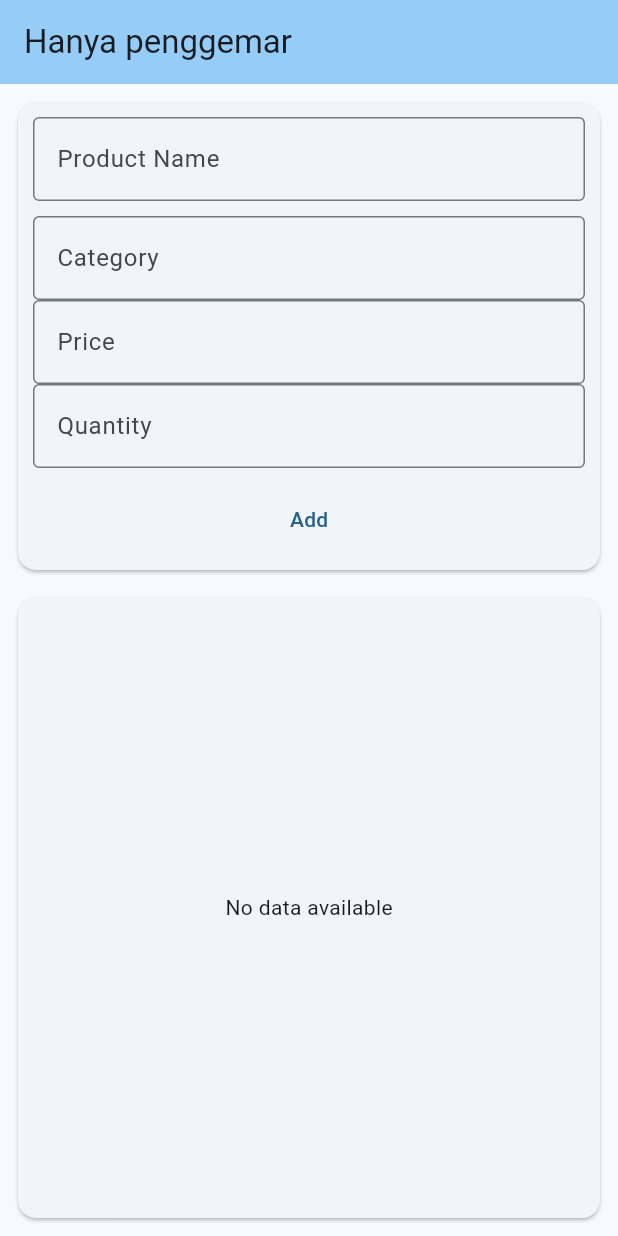
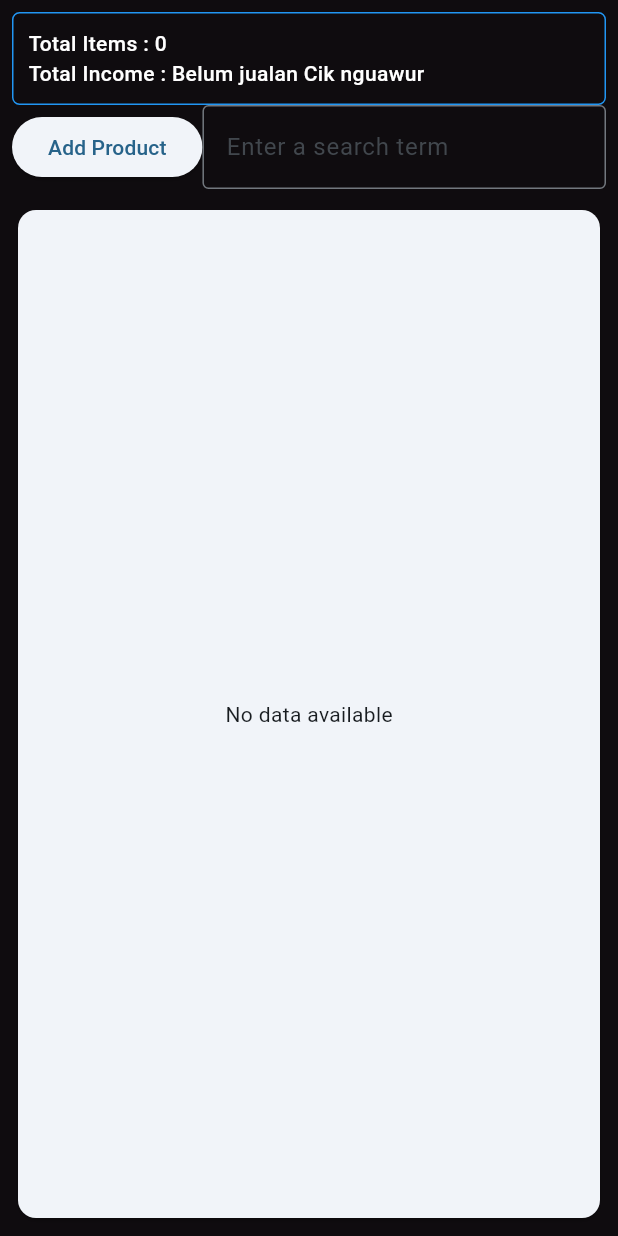
Before and after one commit to AkbarFahreza/cashier_app, a Flutter app: the screen it shows after launch, on a phone screen of 412 x 824 dp. Run offline on Flutter 3.47's test engine with Material 3 defaults, Android fonts, the phone set to English and light mode, and no system bars; our stand-ins replace hive, hive_flutter; accounts and stored records are empty.

Commit message:
Design : add input modal

```diff
--- a/lib/main.dart
+++ b/lib/main.dart
@@ -1,24 +1,24 @@
-import 'package:cashier/boxes.dart';
-import 'package:cashier/product.dart';
+// main.dart
+
 import 'package:flutter/material.dart';
+import 'package:flutter/services.dart';
+import 'package:flutter/widgets.dart';
 import 'package:hive_flutter/hive_flutter.dart';
+import 'input_modal.dart';
+import 'product.dart';
+import 'boxes.dart';
 
-// Declare the global variable using late
 late Box<Product> boxProducts;
 
 void main() async {
-  // Initialize Hive
   await Hive.initFlutter();
   Hive.registerAdapter(ProductAdapter());
-
-  // Open the box and assign it to the global variable
   boxProducts = await Hive.openBox<Product>('productsBox');
-
   runApp(const MyApp());
 }
 
 class MyApp extends StatelessWidget {
-  const MyApp({super.key});
+  const MyApp({Key? key}) : super(key: key);
 
   @override
   Widget build(BuildContext context) {
@@ -35,23 +35,29 @@ class MyApp extends StatelessWidget {
 }
 
 class MyHomePage extends StatefulWidget {
-  const MyHomePage({super.key, required this.title});
+  final String title;
 
-  final String title;
+  const MyHomePage({Key? key, required this.title}) : super(key: key);
 
   @override
   State<MyHomePage> createState() => _MyHomePageState();
 }
 
 class _MyHomePageState extends State<MyHomePage> {
+  late final Box<Product> boxProducts;
   final TextEditingController nameController = TextEditingController();
   final TextEditingController categoryController = TextEditingController();
   final TextEditingController priceController = TextEditingController();
   final TextEditingController quantityController = TextEditingController();
 
   @override
+  void initState() {
+    super.initState();
+    boxProducts = Hive.box<Product>('productsBox');
+  }
+
+  @override
   void dispose() {
-    // Dispose of the controllers when no longer needed
     nameController.dispose();
     categoryController.dispose();
     priceController.dispose();
@@ -59,72 +65,17 @@ class _MyHomePageState extends State<MyHomePage> {
     super.dispose();
   }
 
-  @override
-  Widget build(BuildContext context) {
-    return Scaffold(
-      appBar: AppBar(
-        backgroundColor: Theme.of(context).colorScheme.inversePrimary,
-        title: Text(widget.title),
-      ),
-      body: Center(
-        child: Padding(
-          padding: const EdgeInsets.all(8.0),
-          child: Column(
-            mainAxisAlignment: MainAxisAlignment.center,
-            crossAxisAlignment: CrossAxisAlignment.center,
-            children: <Widget>[
-              Card(
-                child: Padding(
-                  padding: const EdgeInsets.all(10.0),
-                  child: Column(
-                    children: [
-                      TextField(
-                        controller: nameController,
-                        keyboardType: TextInputType.text,
-                        decoration: const InputDecoration(
-                          border: OutlineInputBorder(),
-                          hintText: 'Product Name',
-                        ),
-                      ),
-                      const SizedBox(height: 10.0),
-                      TextField(
-                        controller: categoryController,
-                        keyboardType: TextInputType.text,
-                        decoration: const InputDecoration(
-                          border: OutlineInputBorder(),
-                          hintText: 'Category',
-                        ),
-                      ),
-                      TextField(
-                        controller: priceController,
-                        keyboardType: TextInputType.number,
-                        decoration: const InputDecoration(
-                          border: OutlineInputBorder(),
-                          hintText: 'Price',
-                        ),
-                      ),
-                      TextField(
-                        controller: quantityController,
-                        keyboardType: TextInputType.number,
-                        decoration: const InputDecoration(
-                          border: OutlineInputBorder(),
-                          hintText: 'Quantity',
-                        ),
-                      ),
-                      const SizedBox(height: 10.0),
-                      TextButton(
-                        onPressed: () {
+  void _showInputModal(BuildContext context) {
+    showModalBottomSheet<void>(
+      context: context,
+      builder: (BuildContext context) {
+        return InputModal(
+          nameController: nameController,
+          categoryController: categoryController,
+          priceController: priceController,
+          quantityController: quantityController,
+          onAdd: (String name, String category, int price, int quantity) {
             setState(() {
-                            final name = nameController.text;
-                            final category = (categoryController.text);
-                            final price = int.tryParse(priceController.text);
-                            final quantity =
-                                int.tryParse(quantityController.text);
-
-                            if (name.isNotEmpty &&
-                                category.isNotEmpty &&
-                                price != null &&
-                                quantity != null) {
               boxProducts.put(
                 'key_$name',
                 Product(
@@ -134,20 +85,66 @@ class _MyHomePageState extends State<MyHomePage> {
                   quantity: quantity,
                 ),
               );
-                            } else {
-                              ScaffoldMessenger.of(context).showSnackBar(
-                                const SnackBar(
-                                  content: Text('Onk seng error cik'),
-                                ),
+            });
+            Navigator.pop(context); // Close the modal after adding
+          },
+        );
+      },
     );
   }
-                          });
-                        },
-                        child: const Text('Add'),
+
+  @override
+  Widget build(BuildContext context) {
+    return Scaffold(
+      backgroundColor: Color.fromRGBO(15, 12, 15, 1),
+      // appBar: AppBar(
+      //   backgroundColor: Theme.of(context).colorScheme.inversePrimary,
+      //   title: Text(widget.title),
+      // ),
+      body: Center(
+        child: Padding(
+          padding: const EdgeInsets.all(8.0),
+          child: Column(
+            mainAxisAlignment: MainAxisAlignment.start,
+            crossAxisAlignment: CrossAxisAlignment.start,
+            children: <Widget>[
+              Container(
+                width: double.infinity,
+                padding: EdgeInsets.all(10.0),
+                decoration: BoxDecoration(
+                    border: Border.all(color: Colors.blue),
+                    borderRadius: BorderRadius.circular(5)),
+                child: Column(
+                  mainAxisAlignment: MainAxisAlignment.center,
+                  crossAxisAlignment: CrossAxisAlignment.start,
+                  children: [
+                    Text(
+                      'Total Items : ${boxProducts.length}',
+                      style: const TextStyle(
+                          fontWeight: FontWeight.w500, color: Colors.white),
                     ),
+                    Text(
+                      'Total Income : Belum jualan Cik nguawur',
+                      style: const TextStyle(
+                          fontWeight: FontWeight.w500, color: Colors.white),
+                    )
                   ],
                 ),
               ),
+              Row(
+                children: [
+                  ElevatedButton(
+                    onPressed: () => _showInputModal(context),
+                    child: Text('Add Product'),
+                  ),
+                  Expanded(
+                      child: TextField(
+                    decoration: InputDecoration(
+                      border: OutlineInputBorder(),
+                      hintText: 'Enter a search term',
+                    ),
+                  ))
+                ],
               ),
               const SizedBox(height: 10.0),
               Expanded(
@@ -162,15 +159,13 @@ class _MyHomePageState extends State<MyHomePage> {
                             child: Text('No data available'),
                           );
                         }
-
                         return ListView.builder(
                           itemCount: box.length,
                           itemBuilder: (context, index) {
                             final product = box.getAt(index);
                             if (product == null) {
-                              return Container(); // Handle null person
+                              return Container();
                             }
-
                             return ListTile(
                               title: Column(
                                 crossAxisAlignment: CrossAxisAlignment.start,
@@ -181,15 +176,12 @@ class _MyHomePageState extends State<MyHomePage> {
                                   Text('Quantity : ${product.quantity}'),
                                 ],
                               ),
-
                               leading: IconButton(
                                 icon: const Icon(Icons.remove_circle),
                                 onPressed: () {
-                                  // Delete item
                                   box.deleteAt(index);
                                 },
                               ),
-                              // title:
                             );
                           },
                         );
--- a/pubspec.yaml
+++ b/pubspec.yaml
@@ -32,6 +32,7 @@ dependencies:
     sdk: flutter
   hive:
   hive_flutter:
+  path_provider:
 
 
   # The following adds the Cupertino Icons font to your application.
```
Also changed, not shown: lib/input_modal.dart (added, +87 -0 lines), lib/main copy.dart (added, +204 -0 lines), pubspec.lock. Lines whose indentation alone changed are shown as unchanged.
